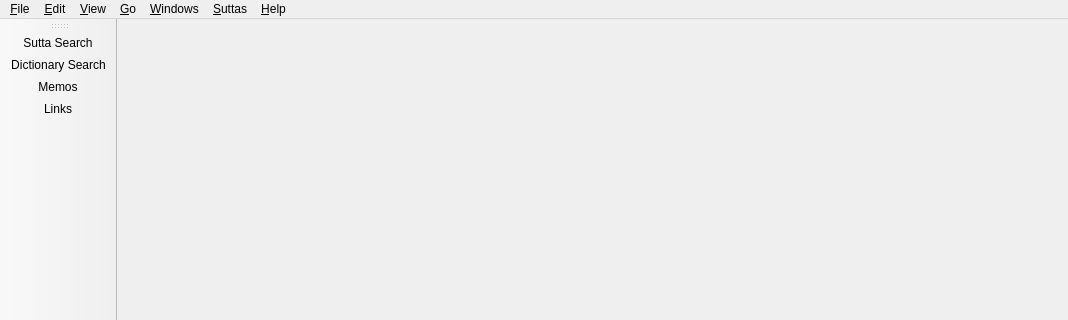
simsapa/simsapa, file simsapa/assets/ui/sutta_study_window.ui: the form before one commit; both pictures show x 0 to 1068 and y 0 to 320 of the 1068 by 625 pixel window.
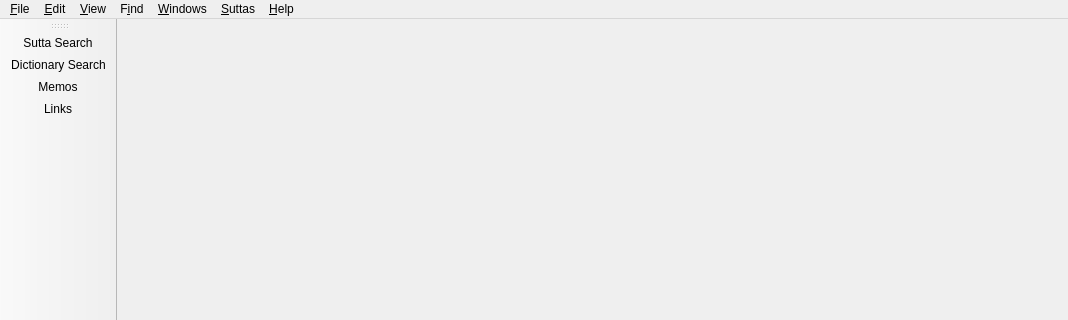
The form after the commit. Icons and pictures are not drawn.

```diff
--- a/simsapa/assets/ui/sutta_study_window.ui
+++ b/simsapa/assets/ui/sutta_study_window.ui
@@ -98,9 +98,9 @@
     <addaction name="action_Show_All_Variant_Readings"/>
     <addaction name="action_Show_Bookmarks"/>
    </widget>
-   <widget class="QMenu" name="menu_Go">
+   <widget class="QMenu" name="menu_Find">
     <property name="title">
-     <string>&amp;Go</string>
+     <string>F&amp;ind</string>
     </property>
     <addaction name="action_Search_As_You_Type"/>
     <addaction name="action_Search_Completion"/>
@@ -122,7 +122,7 @@
    <addaction name="menu_File"/>
    <addaction name="menu_Edit"/>
    <addaction name="menu_View"/>
-   <addaction name="menu_Go"/>
+   <addaction name="menu_Find"/>
    <addaction name="menu_Windows"/>
    <addaction name="menu_Suttas"/>
    <addaction name="menu_Help"/>
```
Left out of the diff: 21 changed lines with no effect on the pictures.
